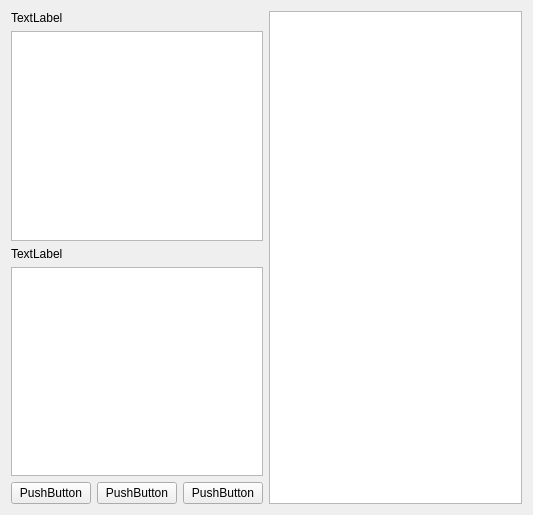
Qt form Views/questionview.ui (ArkadiuszStanislawLega/Flashcards_Qt) before a commit.
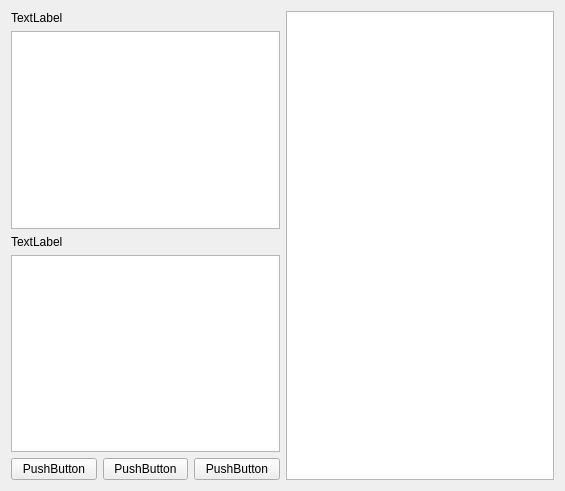
The same form after that commit.

Commit message: Update main view - added question view to tab.

What changed in the file:
```diff
--- a/Views/questionview.ui
+++ b/Views/questionview.ui
@@ -6,8 +6,8 @@
    <rect>
     <x>0</x>
     <y>0</y>
-    <width>533</width>
-    <height>515</height>
+    <width>565</width>
+    <height>491</height>
    </rect>
   </property>
   <property name="windowTitle">
```
Lines whose indentation alone changed are shown as unchanged. The commit also changes 3 other files.
